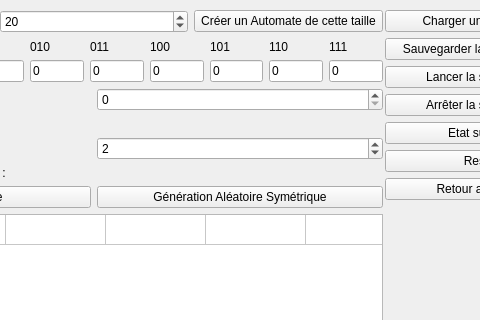
The window that automate_1d.ui (artemisart/lo21-gameoflife) describes before a commit, drawn with Qt 5; both pictures show x 215 to 695 and y 0 to 320 of the 883 by 734 pixel window.
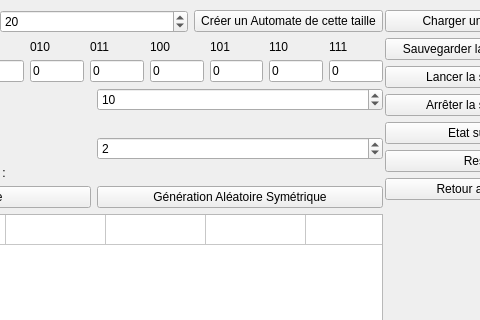
The same window after the commit.

```diff
--- a/automate_1d.ui
+++ b/automate_1d.ui
@@ -322,7 +322,11 @@
        </widget>
       </item>
       <item>
-       <widget class="QSpinBox" name="nb_etats"/>
+       <widget class="QSpinBox" name="nb_etats">
+        <property name="value">
+         <number>10</number>
+        </property>
+       </widget>
       </item>
      </layout>
     </item>
```
